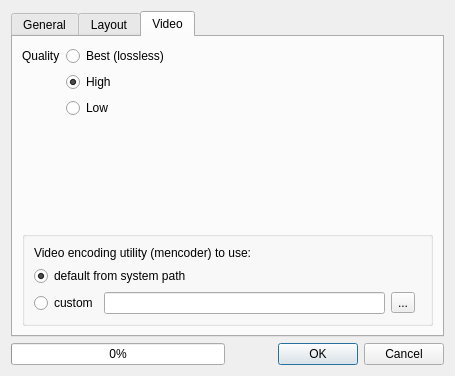
Above: plugin/crayfish_animation_dialog_widget.ui from lutraconsulting/qgis-crayfish-plugin before the change. Below: the same form after it.
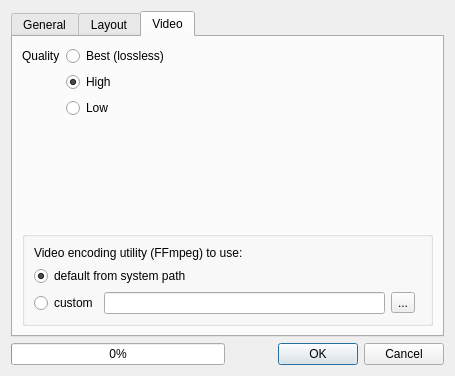
That is the form after the change. The open tabs and pages were chosen to show the change. Custom widgets are drawn as their Qt base class.

Commit message:
Switch from mencoder to ffmpeg/avconv for animation export
This is mainly due to issues on windows with mencoder

Patch:
```diff
--- a/plugin/crayfish_animation_dialog_widget.ui
+++ b/plugin/crayfish_animation_dialog_widget.ui
@@ -372,7 +372,7 @@
           <item row="1" column="0" colspan="3">
            <widget class="QLabel" name="label_9">
             <property name="text">
-             <string>Video encoding utility (mencoder) to use:</string>
+             <string>Video encoding utility (FFmpeg) to use:</string>
             </property>
            </widget>
           </item>
```
Left out of the diff: 8 changed lines with no effect on the pictures. The commit also changes 3 other files.
